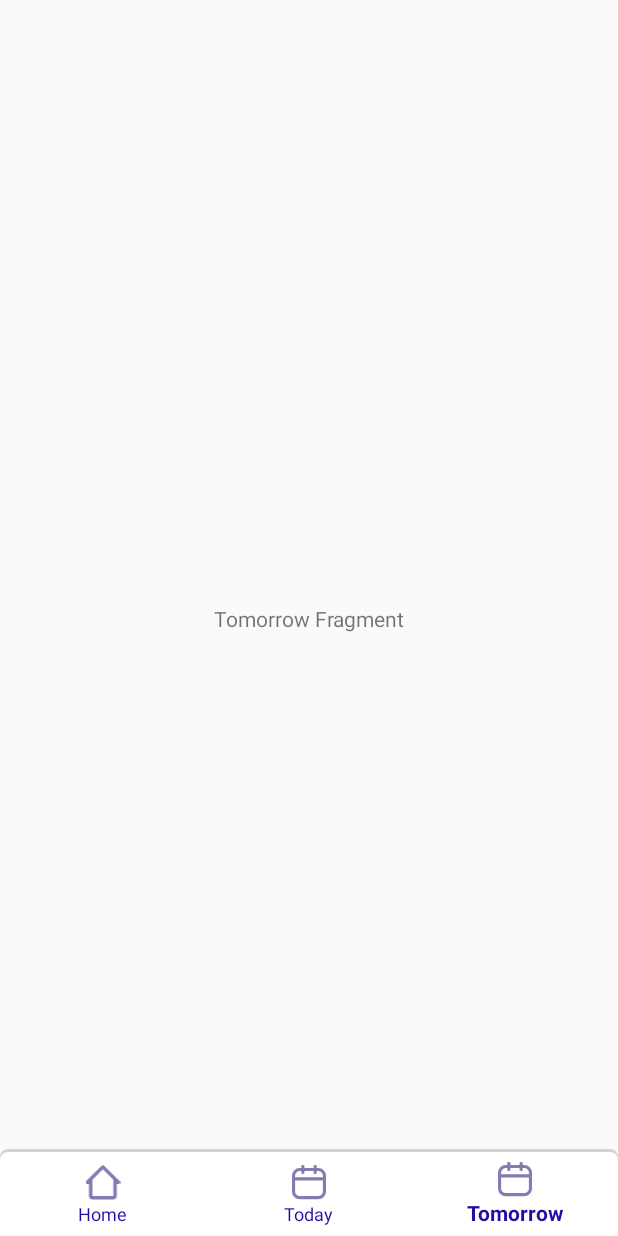
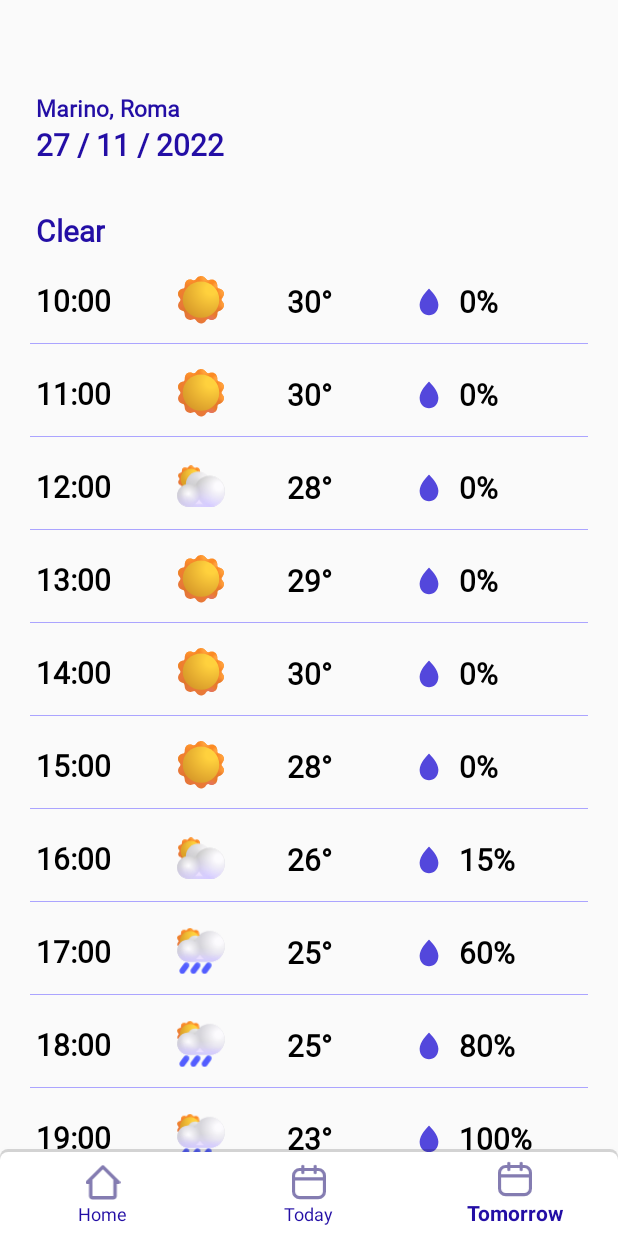
Before and after one commit to develhope/android2_team2_meteoapp, an Android app: the screen it shows after launch (MainActivity), item 3 of the bottom bar chosen, on a phone screen of 412 x 824 dp. Run offline under Robolectric (Android 15) with nearby library versions, the phone set to English and light mode, and no system bars.

Commit message:
Tomorrow screen created

```diff
--- /dev/null
+++ b/app/src/main/java/co/develhope/meteoapp/adapters/TomorrowScrAdapter.kt
@@ -0,0 +1,109 @@
+package co.develhope.meteoapp.adapters
+
+import android.view.LayoutInflater
+import android.view.ViewGroup
+import androidx.recyclerview.widget.RecyclerView
+import co.develhope.meteoapp.R
+import co.develhope.meteoapp.data.ForecastModel
+import co.develhope.meteoapp.data.dataModel.DailyScreenItems
+import co.develhope.meteoapp.databinding.*
+
+class TomorrowScrAdapter(private val newList: List<DailyScreenItems>) :
+    RecyclerView.Adapter<RecyclerView.ViewHolder>() {
+
+    override fun getItemViewType(position: Int): Int {
+        return when (newList[position]) {
+            is DailyScreenItems.CardForecast -> TOM_CARD
+            is DailyScreenItems.HourlyForecast -> TOM_HOURLY
+            is DailyScreenItems.Title -> TOM_TITLE
+
+        }
+    }
+    class TomTitleViewHolder(private val tomTitle: TomTitleBinding) :
+        RecyclerView.ViewHolder(tomTitle.root) {
+        fun bind(title: DailyScreenItems.Title) {
+            tomTitle.tomTitle.text = itemView.context.getString(
+                R.string.palermo_sic,
+                title.city,
+                title.region
+            )
+            tomTitle.tomDayTxt.text = itemView.context.getString(
+                R.string.specificDay_date,
+                title.date.dayOfMonth,
+                title.date.monthValue,
+                title.date.year
+            )
+        }
+    }
+
+    class TomCardViewHolder(private val tomCard: TomCardViewBinding) :
+        RecyclerView.ViewHolder(tomCard.root) {
+        fun bind(cardItems: DailyScreenItems.CardForecast) {
+            tomCard.tvTomPrecipitationGrade.text = itemView.context.getString(
+                R.string.precipitation_grade, cardItems.cardForecast.precip)
+            tomCard.tvTomUvIndexTxt.text = itemView.context.getString(
+                R.string.uv_index, cardItems.cardForecast.index)
+            tomCard.tomHumidity.text = itemView.context.getString(
+                R.string.tom_hum_grade,cardItems.cardForecast.humidity)
+            tomCard.tomWindSpeed.text = itemView.context.getString(
+                R.string.wind_speed, cardItems.cardForecast.wind)
+            tomCard.tomCoveragePer.text = itemView.context.getString(
+                R.string.coverage_percent, cardItems.cardForecast.coverage)
+            tomCard.tomRainPer.text = itemView.context.getString(
+                R.string.rain_mm, cardItems.cardForecast.rainfall
+            )
+        }
+    }
+
+    class TomHourlyViewHolder(private val tomHourly: TomHourlyItemBinding) :
+        RecyclerView.ViewHolder(tomHourly.root) {
+        fun bind(hourlyItems: DailyScreenItems.HourlyForecast) {
+            tomHourly.tom2Hour.text = itemView.context.getString(
+                R.string.hour,hourlyItems.hourlyForecast.date.hour)
+            tomHourly.tom2IconMoon.setImageResource(
+                ForecastModel.setIcon(hourlyItems.hourlyForecast.weather))
+            tomHourly.tom2Grade.text = itemView.context.getString(
+                R.string.tom_grade, hourlyItems.hourlyForecast.temperature)
+            tomHourly.tom2HumidityPercent.text = itemView.context.getString(R.string.humidity_percent,
+                hourlyItems.hourlyForecast.rainfall)
+
+        }
+    }
+
+    override fun onCreateViewHolder(parent: ViewGroup, viewType: Int): RecyclerView.ViewHolder {
+        return when (viewType) {
+
+            TOM_TITLE -> TomTitleViewHolder (
+                TomTitleBinding.inflate(
+                    LayoutInflater.from(parent.context), parent, false))
+            TOM_CARD -> TomCardViewHolder (
+                TomCardViewBinding.inflate(
+                    LayoutInflater.from(parent.context), parent, false))
+
+            TOM_HOURLY -> TomHourlyViewHolder (
+                TomHourlyItemBinding.inflate(LayoutInflater.from(parent.context), parent, false)
+
+            )
+
+            else -> throw java.lang.IllegalArgumentException("Invalid view")
+
+        }
+    }
+
+    override fun onBindViewHolder(holder: RecyclerView.ViewHolder, position: Int) {
+        when (holder) {
+            is TomTitleViewHolder -> holder.bind(newList[position] as DailyScreenItems.Title)
+            is TomCardViewHolder -> holder.bind(newList[position] as DailyScreenItems.CardForecast)
+            is TomHourlyViewHolder -> holder.bind(newList[position] as DailyScreenItems.HourlyForecast)
+        }
+    }
+
+
+    override fun getItemCount(): Int = newList.size
+
+    companion object {
+        const val TOM_TITLE = 0
+        const val TOM_CARD = 1
+        const val TOM_HOURLY = 2
+    }
+}
--- a/app/src/main/java/co/develhope/meteoapp/fragments/TomorrowFragment.kt
+++ b/app/src/main/java/co/develhope/meteoapp/fragments/TomorrowFragment.kt
@@ -5,16 +5,47 @@ import androidx.fragment.app.Fragment
 import android.view.LayoutInflater
 import android.view.View
 import android.view.ViewGroup
-import co.develhope.meteoapp.R
+import androidx.recyclerview.widget.LinearLayoutManager
+import co.develhope.meteoapp.adapters.TomorrowScrAdapter
+import co.develhope.meteoapp.data.ForecastModel
+import co.develhope.meteoapp.data.dataModel.DailyForecast
+import co.develhope.meteoapp.data.dataModel.DailyScreenItems
+import co.develhope.meteoapp.databinding.FragmentTomorrowBinding
+import org.threeten.bp.OffsetDateTime
 
 class TomorrowFragment : Fragment() {
+    private lateinit var binding:FragmentTomorrowBinding
 
     override fun onCreateView(
-        inflater: LayoutInflater, container: ViewGroup?, savedInstanceState: Bundle?): View? {
-        return inflater.inflate(R.layout.fragment_tomorrow, container, false)
+        inflater: LayoutInflater, container: ViewGroup?, savedInstanceState: Bundle?): View {
+        binding = FragmentTomorrowBinding.inflate(inflater, container, false)
+        return binding.root
     }
 
     override fun onViewCreated(view: View, savedInstanceState: Bundle?) {
         super.onViewCreated(view, savedInstanceState)
+        initRecyclerView(ForecastModel.getDailyWeatherList())
+    }
+
+    private fun initRecyclerView(hourlyForecastList: List<DailyForecast>) {
+
+        val itemToShow: List<DailyScreenItems> = screenUI(hourlyForecastList.toMutableList())
+        val tomorrowScrAdapter = TomorrowScrAdapter(itemToShow)
+
+        binding.tomorrowRecyclerView.apply {
+            layoutManager =
+                LinearLayoutManager(this.context, LinearLayoutManager.VERTICAL, false)
+            adapter = tomorrowScrAdapter
+        }
+    }
+
+    private fun screenUI(hourlyForecastList: MutableList<DailyForecast>): List<DailyScreenItems> {
+        val tomorrowScreen = arrayListOf<DailyScreenItems>()
+        tomorrowScreen.add(
+            DailyScreenItems.Title(OffsetDateTime.now(), "Marino", "Roma"))
+        tomorrowScreen.addAll(
+            hourlyForecastList.map { DailyScreenItems.HourlyForecast(it) }
+        )
+        return tomorrowScreen
     }
 }
--- a/app/src/main/res/layout/fragment_tomorrow.xml
+++ b/app/src/main/res/layout/fragment_tomorrow.xml
@@ -4,15 +4,17 @@
     xmlns:tools="http://schemas.android.com/tools"
     android:layout_width="match_parent"
     android:layout_height="match_parent"
+    android:backgroundTint="#C4C4C4"
     tools:context=".fragments.TomorrowFragment">
 
-    <TextView
-        android:id="@+id/textView3"
-        android:layout_width="wrap_content"
-        android:layout_height="wrap_content"
-        android:text="@string/tv_tomorrow_fragment"
-        app:layout_constraintBottom_toBottomOf="parent"
+    <androidx.recyclerview.widget.RecyclerView
+        android:id="@+id/tomorrow_recycler_view"
+        android:layout_width="match_parent"
+        android:layout_height="match_parent"
         app:layout_constraintEnd_toEndOf="parent"
         app:layout_constraintStart_toStartOf="parent"
-        app:layout_constraintTop_toTopOf="parent" />
+        app:layout_constraintTop_toTopOf="parent"
+        tools:listitem="@layout/tom_card_view"
+        android:clipToPadding="false"
+        android:paddingBottom="60dp"/>
 </androidx.constraintlayout.widget.ConstraintLayout>
--- /dev/null
+++ b/app/src/main/res/layout/tom_hourly_item.xml
@@ -0,0 +1,89 @@
+<?xml version="1.0" encoding="utf-8"?>
+<androidx.constraintlayout.widget.ConstraintLayout
+    xmlns:android="http://schemas.android.com/apk/res/android"
+    xmlns:app="http://schemas.android.com/apk/res-auto"
+    xmlns:tools="http://schemas.android.com/tools"
+    android:id="@+id/hourlyItemDown"
+    android:layout_width="match_parent"
+    android:layout_height="wrap_content"
+    app:layout_constraintLeft_toLeftOf="parent"
+    app:layout_constraintRight_toRightOf="parent"
+    app:layout_constraintTop_toTopOf="parent">
+
+
+    <TextView
+        android:id="@+id/tom2_hour"
+        android:layout_width="wrap_content"
+        android:layout_height="wrap_content"
+        android:layout_marginStart="24dp"
+        android:layout_marginTop="19dp"
+        android:fontFamily="@font/inter"
+        android:text="@string/hour"
+        android:textColor="@color/black"
+        android:textSize="20sp"
+        android:textStyle="bold"
+        app:layout_constraintStart_toStartOf="parent"
+        app:layout_constraintTop_toTopOf="parent" />
+
+    <ImageView
+        android:id="@+id/tom2_icon_moon"
+        android:layout_width="32dp"
+        android:layout_height="32dp"
+        android:layout_marginStart="117.9dp"
+        android:layout_marginTop="16.84dp"
+        android:contentDescription="@string/icon_holder"
+        android:src="@drawable/ic_fluent_moon"
+        app:layout_constraintStart_toStartOf="parent"
+        app:layout_constraintTop_toTopOf="parent" />
+
+    <TextView
+        android:id="@+id/tom2_grade"
+        android:layout_width="wrap_content"
+        android:layout_height="wrap_content"
+        android:layout_marginStart="41.2dp"
+        android:layout_marginTop="20dp"
+        android:fontFamily="@font/inter"
+        android:text="@string/tom_grade"
+        android:textColor="@color/black"
+        android:textSize="20sp"
+        android:textStyle="bold"
+        app:layout_constraintStart_toEndOf="@id/tom2_icon_moon"
+        app:layout_constraintTop_toTopOf="parent" />
+
+    <ImageView
+        android:id="@+id/tom2_icon_drop"
+        android:layout_width="20dp"
+        android:layout_height="20dp"
+
+        android:layout_marginTop="24.25dp"
+        android:layout_marginEnd="115.75dp"
+        android:contentDescription="@string/icon_holder"
+        android:src="@drawable/ic_fluent_drop"
+        app:layout_constraintEnd_toEndOf="parent"
+        app:layout_constraintTop_toTopOf="parent" />
+
+    <TextView
+        android:id="@+id/tom2_humidity_percent"
+        android:layout_width="wrap_content"
+        android:layout_height="wrap_content"
+        android:layout_marginStart="9.75dp"
+        android:layout_marginTop="20dp"
+        android:fontFamily="@font/inter"
+        android:text="@string/humidity_percent"
+        android:textColor="@color/black"
+        android:textSize="20sp"
+        android:textStyle="bold"
+        app:layout_constraintStart_toEndOf="@id/tom2_icon_drop"
+        app:layout_constraintTop_toTopOf="parent" />
+
+    <View
+        android:layout_width="match_parent"
+        android:layout_height="0.8dp"
+        android:layout_marginStart="20dp"
+        android:layout_marginTop="14dp"
+        android:layout_marginEnd="20dp"
+        android:background="#ABA4FF"
+        app:layout_constraintTop_toBottomOf="@id/tom2_grade" />
+
+
+</androidx.constraintlayout.widget.ConstraintLayout>
--- /dev/null
+++ b/app/src/main/res/layout/tom_title.xml
@@ -0,0 +1,47 @@
+<?xml version="1.0" encoding="utf-8"?>
+<androidx.constraintlayout.widget.ConstraintLayout xmlns:android="http://schemas.android.com/apk/res/android"
+    xmlns:app="http://schemas.android.com/apk/res-auto"
+    android:layout_width="wrap_content"
+    android:layout_height="wrap_content"
+    android:layout_marginStart="24dp"
+    android:layout_marginTop="61dp">
+
+
+
+    <TextView
+        android:id="@+id/tom_title"
+        android:layout_width="wrap_content"
+        android:layout_height="wrap_content"
+        android:fontFamily="@font/inter"
+        android:text="@string/palermo_sic"
+        android:textColor="#230EA5"
+        android:textSize="15sp"
+        android:textStyle="bold"
+        app:layout_constraintStart_toStartOf="parent"
+        app:layout_constraintTop_toTopOf="parent" />
+    <TextView
+        android:id="@+id/tom_day_txt"
+        android:layout_width="wrap_content"
+        android:layout_height="wrap_content"
+        android:fontFamily="@font/inter"
+        android:text="@string/tom_text_date"
+        android:textColor="#230EA5"
+        android:textSize="20sp"
+        android:textStyle="bold"
+        app:layout_constraintStart_toStartOf="parent"
+        app:layout_constraintTop_toBottomOf= "@id/tom_title" />
+    <TextView
+        android:id="@+id/tom_clear_txt"
+        android:layout_width="wrap_content"
+        android:layout_height="wrap_content"
+        android:fontFamily="@font/inter"
+        android:text="@string/clear"
+        android:textColor="#230EA5"
+        android:textSize="20sp"
+        android:textStyle="bold"
+        android:layout_marginTop="30dp"
+        app:layout_constraintStart_toStartOf="parent"
+        app:layout_constraintTop_toBottomOf="@id/tom_day_txt" />
+
+
+</androidx.constraintlayout.widget.ConstraintLayout>
--- a/app/src/main/res/values/strings.xml
+++ b/app/src/main/res/values/strings.xml
@@ -47,5 +47,22 @@
     <string name="specificDay_rain">Rain</string>
     <string name="specific_day_wind_speed">Wind</string>
     <string name="specificDay_uvIndex">%d</string>
+    <!--  Fragment tomorrow strings  -->
+    <string name="uv_index">%d</string>
+    <string name="precipitation">Precipitation</string>
+    <string name="precipitation_grade">%d</string>
+    <string name="date">1/10</string>
+    <string name="humidity">Humidity</string>
+    <string name="tom_hum_grade">%d</string>
+    <string name="wind_speed">NNE %d km/h</string>
+    <string name="tom_coverage">Coverage</string>
+    <string name="tom_rain">Rain</string>
+    <string name="coverage_percent">%d</string>
+    <string name="rain_mm">%d mm</string>
+    <string name="tom_text_date">Tomorrow,\nMonday 11 September</string>
+    <string name="clear">Clear</string>
+    <string name="hour">%d:00</string>
+    <string name="tom_grade">%d\u00B0</string>
+    <string name="humidity_percent">%d%%</string>
 
 </resources>
```
Also changed, not shown: app/src/main/res/layout/tom_card_view.xml (added, +283 -0 lines).
